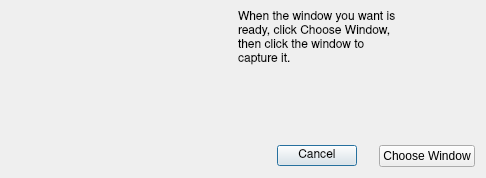
helloSystem/Utilities, file Under Construction/Grab.app/Resources/dialog_window_grab.ui: the form before one commit.
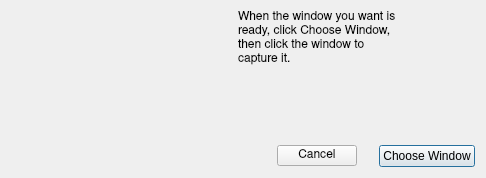
The form after the commit. Icons and pictures are not drawn.

Patch:
```diff
--- a/Under Construction/Grab.app/Resources/dialog_window_grab.ui
+++ b/Under Construction/Grab.app/Resources/dialog_window_grab.ui
@@ -208,6 +208,9 @@
          <property name="text">
           <string>Choose Window</string>
          </property>
+         <property name="default">
+          <bool>true</bool>
+         </property>
         </widget>
        </item>
       </layout>
```
Left out of the diff: 2 changed lines with no effect on the pictures.
